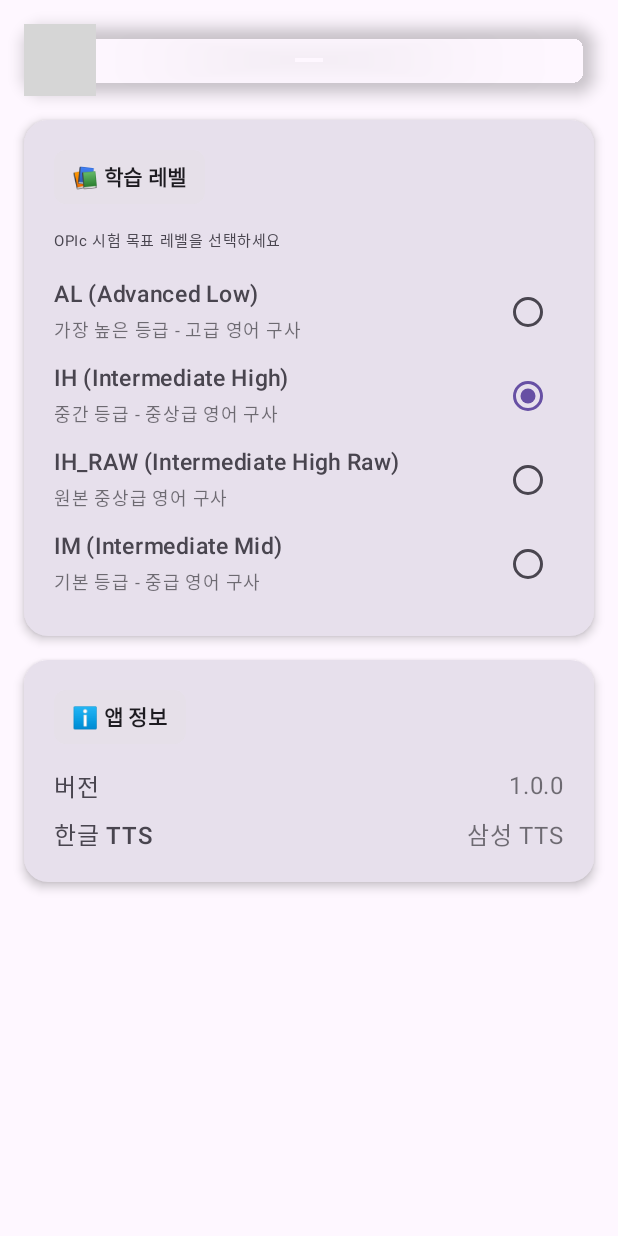
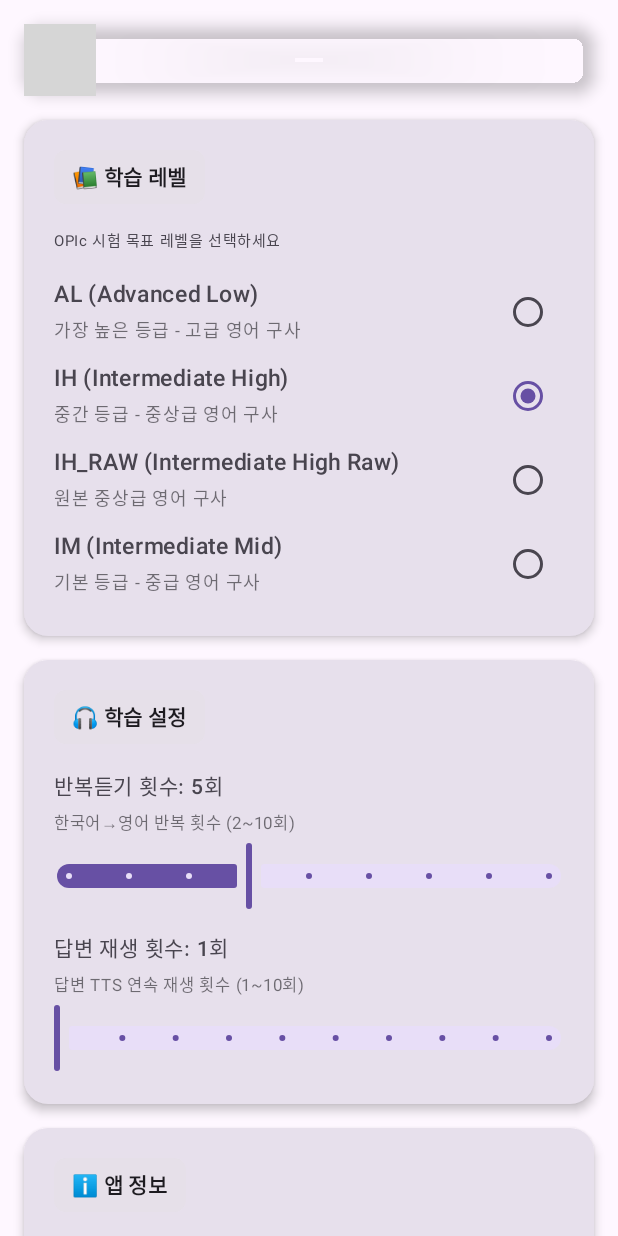
Before and after one commit to AlgoLovers/OPIcHelper, an Android app built with Jetpack Compose: the composable SettingsScreen shown on its own in the app's theme, on a phone screen of 412 x 824 dp. Run offline under Robolectric (Android 15) with nearby library versions, the light colour scheme and no system bars; our stand-ins replace Dagger/Hilt's generated code; 12 statements that could not run were skipped; grey boxes are pictures that could not be loaded.

Commit message:
feat: 반복듣기 횟수 및 답변 재생 횟수 설정 추가
- UserPreferencesRepository에 반복듣기 횟수(기본 5, 2~10) 및 답변 재생 횟수(기본 1, 1~10) 추가
- 설정 화면에 슬라이더 GUI 추가
- MemorizationViewModel에서 설정된 반복듣기 횟수 사용
- PlaybackViewModel에서 설정된 답변 재생 횟수만큼 반복 재생

Patch: 0044-repeat-and-play-count-settings.patch

```diff
--- a/app/src/main/java/com/na982/opichelper/domain/repository/UserPreferencesRepository.kt
+++ b/app/src/main/java/com/na982/opichelper/domain/repository/UserPreferencesRepository.kt
@@ -40,4 +40,12 @@ interface UserPreferencesRepository {
 
     fun getMemorizeLevel(): String
     fun setMemorizeLevel(level: String)
+
+    fun getRepeatListeningCount(): Int
+    fun setRepeatListeningCount(count: Int)
+    val repeatListeningCount: StateFlow<Int>
+
+    fun getAnswerPlayCount(): Int
+    fun setAnswerPlayCount(count: Int)
+    val answerPlayCount: StateFlow<Int>
 }
--- a/app/src/main/java/com/na982/opichelper/presentation/ui/screen/SettingsScreen.kt
+++ b/app/src/main/java/com/na982/opichelper/presentation/ui/screen/SettingsScreen.kt
@@ -169,6 +169,91 @@ fun SettingsScreen(
 
         Spacer(modifier = Modifier.height(16.dp))
 
+        // 학습 설정 카드
+        Card(
+            modifier = Modifier
+                .fillMaxWidth()
+                .padding(horizontal = 16.dp),
+            shape = RoundedCornerShape(16.dp),
+            elevation = CardDefaults.cardElevation(defaultElevation = 4.dp),
+            colors = CardDefaults.cardColors(
+                containerColor = MaterialTheme.colorScheme.surfaceVariant
+            )
+        ) {
+            Column(
+                modifier = Modifier.padding(20.dp)
+            ) {
+                // 헤더 배지
+                Card(
+                    shape = RoundedCornerShape(8.dp),
+                    colors = CardDefaults.cardColors(
+                        containerColor = PrimaryBlue.copy(alpha = 0.1f)
+                    )
+                ) {
+                    Text(
+                        text = "🎧 학습 설정",
+                        style = MaterialTheme.typography.titleMedium,
+                        fontWeight = FontWeight.Bold,
+                        color = PrimaryBlue,
+                        modifier = Modifier.padding(horizontal = 12.dp, vertical = 6.dp),
+                        fontSize = 14.sp
+                    )
+                }
+
+                Spacer(modifier = Modifier.height(16.dp))
+
+                // 반복듣기 횟수
+                Text(
+                    text = "반복듣기 횟수: ${uiState.repeatListeningCount}회",
+                    fontWeight = FontWeight.Medium,
+                    fontSize = 14.sp
+                )
+                Text(
+                    text = "한국어→영어 반복 횟수 (2~10회)",
+                    fontSize = 11.sp,
+                    color = MaterialTheme.colorScheme.onSurface.copy(alpha = 0.6f)
+                )
+                Slider(
+                    value = uiState.repeatListeningCount.toFloat(),
+                    onValueChange = { viewModel.setRepeatListeningCount(it.toInt()) },
+                    valueRange = 2f..10f,
+                    steps = 7,
+                    colors = SliderDefaults.colors(
+                        thumbColor = PrimaryBlue,
+                        activeTrackColor = PrimaryBlue
+                    ),
+                    modifier = Modifier.fillMaxWidth()
+                )
+
+                Spacer(modifier = Modifier.height(12.dp))
+
+                // 답변 재생 횟수
+                Text(
+                    text = "답변 재생 횟수: ${uiState.answerPlayCount}회",
+                    fontWeight = FontWeight.Medium,
+                    fontSize = 14.sp
+                )
+                Text(
+                    text = "답변 TTS 연속 재생 횟수 (1~10회)",
+                    fontSize = 11.sp,
+                    color = MaterialTheme.colorScheme.onSurface.copy(alpha = 0.6f)
+                )
+                Slider(
+                    value = uiState.answerPlayCount.toFloat(),
+                    onValueChange = { viewModel.setAnswerPlayCount(it.toInt()) },
+                    valueRange = 1f..10f,
+                    steps = 8,
+                    colors = SliderDefaults.colors(
+                        thumbColor = PrimaryBlue,
+                        activeTrackColor = PrimaryBlue
+                    ),
+                    modifier = Modifier.fillMaxWidth()
+                )
+            }
+        }
+
+        Spacer(modifier = Modifier.height(16.dp))
+
         // 앱 정보 카드
         Card(
             modifier = Modifier
--- a/app/src/main/java/com/na982/opichelper/presentation/viewmodel/SettingsViewModel.kt
+++ b/app/src/main/java/com/na982/opichelper/presentation/viewmodel/SettingsViewModel.kt
@@ -8,14 +8,15 @@ import dagger.hilt.android.lifecycle.HiltViewModel
 import kotlinx.coroutines.flow.MutableStateFlow
 import kotlinx.coroutines.flow.StateFlow
 import kotlinx.coroutines.flow.asStateFlow
-import kotlinx.coroutines.flow.combine
 import kotlinx.coroutines.launch
 import androidx.lifecycle.viewModelScope
 import javax.inject.Inject
 
 data class SettingsUiState(
     val currentUserLevel: String = "",
-    val currentKoreanTtsService: String = ""
+    val currentKoreanTtsService: String = "",
+    val repeatListeningCount: Int = 5,
+    val answerPlayCount: Int = 1
 )
 
 @HiltViewModel
@@ -34,6 +35,18 @@ class SettingsViewModel @Inject constructor(
             }
         }
 
+        viewModelScope.launch {
+            userPreferencesRepository.repeatListeningCount.collect { count ->
+                _uiState.value = _uiState.value.copy(repeatListeningCount = count)
+            }
+        }
+
+        viewModelScope.launch {
+            userPreferencesRepository.answerPlayCount.collect { count ->
+                _uiState.value = _uiState.value.copy(answerPlayCount = count)
+            }
+        }
+
         _uiState.value = _uiState.value.copy(
             currentKoreanTtsService = ttsOrchestrator.getCurrentKoreanTtsServiceName()
         )
@@ -44,4 +57,12 @@ class SettingsViewModel @Inject constructor(
             userPreferencesRepository.setUserLevel(level)
         }
     }
+
+    fun setRepeatListeningCount(count: Int) {
+        userPreferencesRepository.setRepeatListeningCount(count.coerceIn(2, 10))
+    }
+
+    fun setAnswerPlayCount(count: Int) {
+        userPreferencesRepository.setAnswerPlayCount(count.coerceIn(1, 10))
+    }
 }
```
Also changed, not shown: app/src/main/java/com/na982/opichelper/data/repository/UserPreferencesRepository.kt (+26 -0 lines), app/src/main/java/com/na982/opichelper/presentation/viewmodel/MemorizationViewModel.kt (+6 -2 lines), app/src/main/java/com/na982/opichelper/presentation/viewmodel/PlaybackViewModel.kt (+9 -2 lines).
